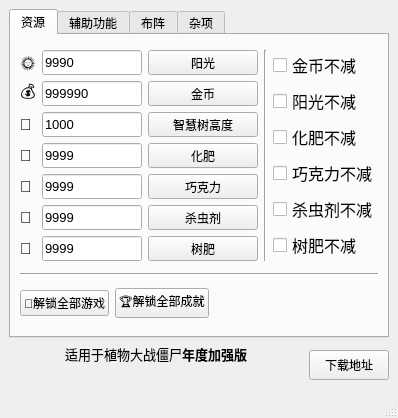
windshadow233/pvz-toolkit, file pvztool.ui: the form before one commit.
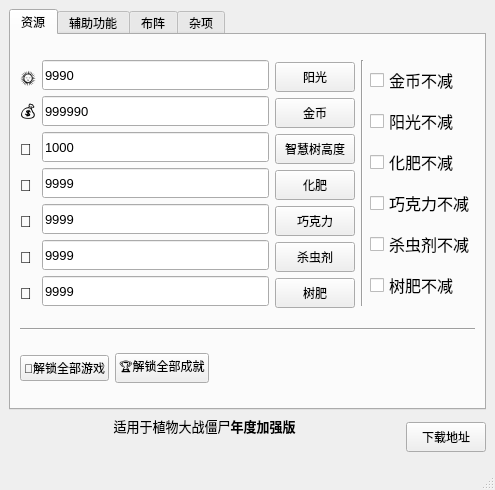
The form after the commit. The open tabs and pages were chosen to show the change.

What changed in the file:
```diff
--- a/pvztool.ui
+++ b/pvztool.ui
@@ -6,8 +6,8 @@
    <rect>
     <x>0</x>
     <y>0</y>
-    <width>398</width>
-    <height>418</height>
+    <width>495</width>
+    <height>490</height>
    </rect>
   </property>
   <property name="sizePolicy">
@@ -110,7 +110,7 @@
               <property name="minimumSize">
                <size>
                 <width>0</width>
-                <height>0</height>
+                <height>30</height>
                </size>
               </property>
               <property name="maximumSize">
@@ -149,7 +149,7 @@
               <property name="minimumSize">
                <size>
                 <width>0</width>
-                <height>0</height>
+                <height>30</height>
                </size>
               </property>
               <property name="maximumSize">
@@ -185,7 +185,7 @@
               <property name="minimumSize">
                <size>
                 <width>0</width>
-                <height>0</height>
+                <height>30</height>
                </size>
               </property>
               <property name="maximumSize">
@@ -221,7 +221,7 @@
               <property name="minimumSize">
                <size>
                 <width>0</width>
-                <height>0</height>
+                <height>30</height>
                </size>
               </property>
               <property name="maximumSize">
@@ -260,7 +260,7 @@
               <property name="minimumSize">
                <size>
                 <width>0</width>
-                <height>0</height>
+                <height>30</height>
                </size>
               </property>
               <property name="maximumSize">
@@ -296,7 +296,7 @@
               <property name="minimumSize">
                <size>
                 <width>0</width>
-                <height>0</height>
+                <height>30</height>
                </size>
               </property>
               <property name="maximumSize">
@@ -332,7 +332,7 @@
               <property name="minimumSize">
                <size>
                 <width>0</width>
-                <height>0</height>
+                <height>30</height>
                </size>
               </property>
               <property name="maximumSize">
@@ -366,12 +366,12 @@
               <property name="minimumSize">
                <size>
                 <width>0</width>
-                <height>25</height>
+                <height>30</height>
                </size>
               </property>
               <property name="maximumSize">
                <size>
-                <width>100</width>
+                <width>16777215</width>
                 <height>16777215</height>
                </size>
               </property>
@@ -399,12 +399,12 @@
               <property name="minimumSize">
                <size>
                 <width>0</width>
-                <height>25</height>
+                <height>30</height>
                </size>
               </property>
               <property name="maximumSize">
                <size>
-                <width>100</width>
+                <width>16777215</width>
                 <height>16777215</height>
                </size>
               </property>
@@ -432,12 +432,12 @@
               <property name="minimumSize">
                <size>
                 <width>0</width>
-                <height>25</height>
+                <height>30</height>
                </size>
               </property>
               <property name="maximumSize">
                <size>
-                <width>100</width>
+                <width>16777215</width>
                 <height>16777215</height>
                </size>
               </property>
@@ -465,12 +465,12 @@
               <property name="minimumSize">
                <size>
                 <width>0</width>
-                <height>25</height>
+                <height>30</height>
                </size>
               </property>
               <property name="maximumSize">
                <size>
-                <width>100</width>
+                <width>16777215</width>
                 <height>16777215</height>
                </size>
               </property>
@@ -498,12 +498,12 @@
               <property name="minimumSize">
                <size>
                 <width>0</width>
-                <height>25</height>
+                <height>30</height>
                </size>
               </property>
               <property name="maximumSize">
                <size>
-                <width>100</width>
+                <width>16777215</width>
                 <height>16777215</height>
                </size>
               </property>
@@ -531,12 +531,12 @@
               <property name="minimumSize">
                <size>
                 <width>0</width>
-                <height>25</height>
+                <height>30</height>
                </size>
               </property>
               <property name="maximumSize">
                <size>
-                <width>100</width>
+                <width>16777215</width>
                 <height>16777215</height>
                </size>
               </property>
@@ -564,12 +564,12 @@
               <property name="minimumSize">
                <size>
                 <width>0</width>
-                <height>25</height>
+                <height>30</height>
                </size>
               </property>
               <property name="maximumSize">
                <size>
-                <width>100</width>
+                <width>16777215</width>
                 <height>16777215</height>
                </size>
               </property>
@@ -607,7 +607,7 @@
               <property name="minimumSize">
                <size>
                 <width>0</width>
-                <height>0</height>
+                <height>30</height>
                </size>
               </property>
               <property name="maximumSize">
@@ -635,7 +635,7 @@
               <property name="minimumSize">
                <size>
                 <width>0</width>
-                <height>0</height>
+                <height>30</height>
                </size>
               </property>
               <property name="maximumSize">
@@ -663,7 +663,7 @@
               <property name="minimumSize">
                <size>
                 <width>0</width>
-                <height>0</height>
+                <height>30</height>
                </size>
               </property>
               <property name="maximumSize">
@@ -691,7 +691,7 @@
               <property name="minimumSize">
                <size>
                 <width>0</width>
-                <height>0</height>
+                <height>30</height>
                </size>
               </property>
               <property name="maximumSize">
@@ -719,7 +719,7 @@
               <property name="minimumSize">
                <size>
                 <width>0</width>
-                <height>0</height>
+                <height>30</height>
                </size>
               </property>
               <property name="maximumSize">
@@ -747,7 +747,7 @@
               <property name="minimumSize">
                <size>
                 <width>0</width>
-                <height>0</height>
+                <height>30</height>
                </size>
               </property>
               <property name="maximumSize">
@@ -775,7 +775,7 @@
               <property name="minimumSize">
                <size>
                 <width>0</width>
-                <height>0</height>
+                <height>30</height>
                </size>
               </property>
               <property name="maximumSize">
```
Left out of the diff: 308 changed lines with no effect on the pictures.
